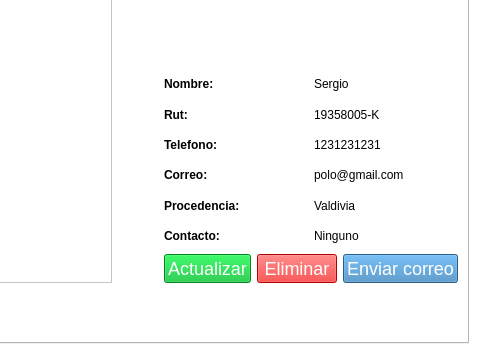
Above: UIfiles/Tab.ui from DiteRr/IgmavaAPP before the change; both pictures show x 550 to 1030 and y 185 to 540 of the 1030 by 540 pixel window. Below: the same form after it.
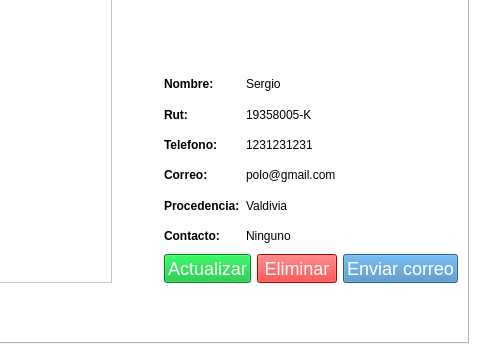
That is the form after the change. The open tabs and pages were chosen to show the change. Icons and pictures are not drawn.

```diff
--- a/UIfiles/Tab.ui
+++ b/UIfiles/Tab.ui
@@ -376,6 +376,19 @@
                </property>
               </widget>
              </item>
+             <item row="2" column="3">
+              <spacer name="horizontalSpacer_3">
+               <property name="orientation">
+                <enum>Qt::Horizontal</enum>
+               </property>
+               <property name="sizeHint" stdset="0">
+                <size>
+                 <width>40</width>
+                 <height>20</height>
+                </size>
+               </property>
+              </spacer>
+             </item>
             </layout>
            </item>
            <item>
```
Left out of the diff: 5 changed lines with no effect on the pictures.
